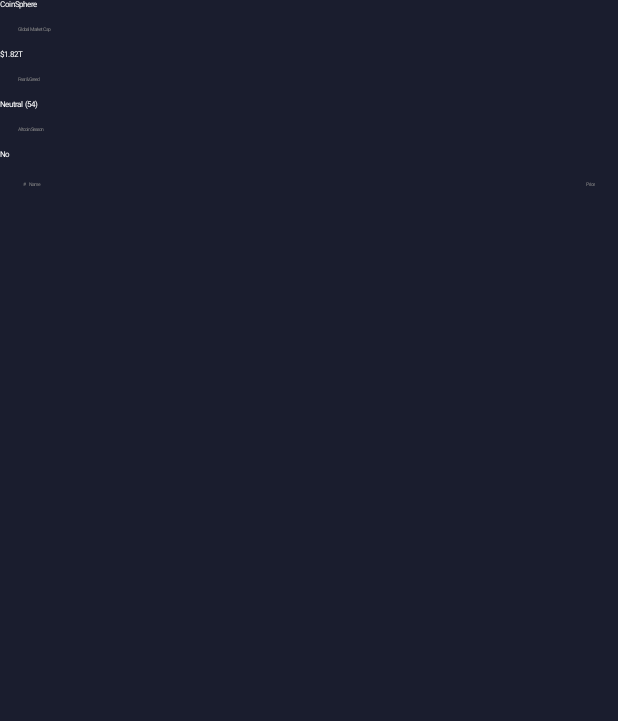
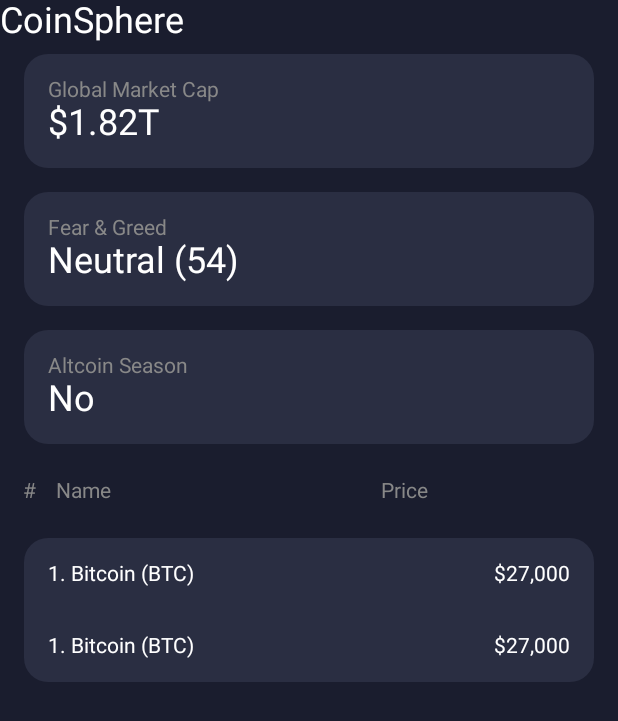
Before and after one commit to Tedtar25/CCarrilloCoinSphere, an Android app built with Jetpack Compose: the screen it shows after launch (MainActivity), on a phone screen of 412 x 824 dp. Before the commit the part shown is almost empty. Shown: the top 721 px of the screen. Run offline under Robolectric (Android 15) with nearby library versions, the phone set to English and light mode, and no system bars.

Commit message:
V1.1 - Cards y Listado

```diff
--- a/app/src/main/java/com/cesarcarrillo/coinsphere/MainActivity.kt
+++ b/app/src/main/java/com/cesarcarrillo/coinsphere/MainActivity.kt
@@ -6,11 +6,16 @@ import androidx.activity.compose.setContent
 import androidx.activity.enableEdgeToEdge
 import androidx.compose.foundation.background
 import androidx.compose.foundation.layout.Arrangement
+import androidx.compose.foundation.layout.Column
+import androidx.compose.foundation.layout.Row
 import androidx.compose.foundation.layout.fillMaxSize
 import androidx.compose.foundation.layout.fillMaxWidth
 import androidx.compose.foundation.layout.padding
 import androidx.compose.foundation.lazy.LazyColumn
 import androidx.compose.foundation.lazy.LazyRow
+import androidx.compose.foundation.shape.RoundedCornerShape
+import androidx.compose.material3.Card
+import androidx.compose.material3.CardDefaults
 import androidx.compose.material3.Scaffold
 import androidx.compose.material3.Text
 import androidx.compose.runtime.Composable
@@ -42,57 +47,97 @@ fun app() {
         item {
             Text(
                 text = "CoinSphere",
-                fontSize = 5.sp,
+                fontSize = 24.sp,
                 color = Color.White
             )
 
         }
 
-        item() {
+        item {
+            Card(
+                shape = RoundedCornerShape(16.dp),
+                colors = CardDefaults.cardColors(
+                    containerColor = Color(0xFF2A2E42)
+                ),
+                modifier = Modifier
+                    .fillMaxWidth()
+                    .padding(horizontal = 16.dp, vertical = 8.dp)
+            ) {
+                Column(
+                    modifier = Modifier.padding(16.dp)
+                ) {
                     Text(
                         text = "Global Market Cap",
-                fontSize = 3.sp,
-                color = Color.Gray,
-                modifier = Modifier.padding(12.dp)
+                        fontSize = 14.sp,
+                        color = Color.Gray
                     )
 
                     Text(
                         text = "$1.82T",
-                fontSize = 5.sp,
+                        fontSize = 24.sp,
                         color = Color.White
-                //modifier = Modifier.padding(5.dp)
                     )
                 }
+            }
+        }
+
 
         item {
+            Card(
+                shape = RoundedCornerShape(16.dp),
+                colors = CardDefaults.cardColors(
+                    containerColor = Color(0xFF2A2E42)
+                ),
+                modifier = Modifier
+                    .fillMaxWidth()
+                    .padding(horizontal = 16.dp, vertical = 8.dp)
+            ) {
+                Column(
+                    modifier = Modifier.padding(16.dp)
+                ) {
                     Text(
                         text = "Fear & Greed",
-                fontSize = 3.sp,
-                color = Color.Gray,
-                modifier = Modifier.padding(12.dp)
+                        fontSize = 14.sp,
+                        color = Color.Gray
                     )
 
                     Text(
                         text = "Neutral (54)",
-                fontSize = 5.sp,
+                        fontSize = 24.sp,
                         color = Color.White
                     )
                 }
 
+            }
+        }
+
         item {
+            Card(
+                shape = RoundedCornerShape(16.dp),
+                colors = CardDefaults.cardColors(
+                    containerColor = Color(0xFF2A2E42)
+                ),
+                modifier = Modifier
+                    .fillMaxWidth()
+                    .padding(horizontal = 16.dp, vertical = 8.dp)
+            ) {
+                Column(
+                    modifier = Modifier.padding(16.dp)
+                ) {
                     Text(
                         text = "Altcoin Season",
-                fontSize = 3.sp,
-                color = Color.Gray,
-                modifier = Modifier.padding(12.dp)
+                        fontSize = 14.sp,
+                        color = Color.Gray
                     )
 
                     Text(
                         text = "No",
-                fontSize = 5.sp,
+                        fontSize = 24.sp,
                         color = Color.White
-                //modifier = Modifier.padding(5.dp)
                     )
+                }
+
+            }
         }
 
         item {
@@ -104,17 +149,69 @@ fun app() {
             ) {
                 item {
                     Text(
-                        text = "#    Name",
-                        fontSize = 3.sp,
+                        text = "#    Name                                                      Price",
+                        fontSize = 14.sp,
                         color = Color.Gray
                     )
                 }
-
+                    /*
                 item {
                 Text(
                         text = "Price",
-                        fontSize = 3.sp,
+                        fontSize = 16.sp,
                         color = Color.Gray
+                    )
+                }
+                */
+
+            }
+        }
+
+        item {
+            Card(
+                shape = RoundedCornerShape(16.dp),
+                colors = CardDefaults.cardColors(
+                    containerColor = Color(0xFF2A2E42)
+                ),
+                modifier = Modifier
+                    .fillMaxWidth()
+                    .padding(horizontal = 16.dp, vertical = 8.dp)
+            ) {
+                Row(
+                    horizontalArrangement = Arrangement.SpaceBetween,
+                    modifier = Modifier
+                        .fillMaxWidth()
+                        .padding(16.dp)
+                ) {
+                    Text(
+                        text = "1. Bitcoin (BTC)",
+                        fontSize = 14.sp,
+                        color = Color.White
+                    )
+
+                    Text(
+                        text = "$27,000",
+                        fontSize = 14.sp,
+                        color = Color.White
+                    )
+                }
+
+                Row(
+                    horizontalArrangement = Arrangement.SpaceBetween,
+                    modifier = Modifier
+                        .fillMaxWidth()
+                        .padding(16.dp)
+                ) {
+                    Text(
+                        text = "1. Bitcoin (BTC)",
+                        fontSize = 14.sp,
+                        color = Color.White
+                    )
+
+                    Text(
+                        text = "$27,000",
+                        fontSize = 14.sp,
+                        color = Color.White
                     )
                 }
 
```
Lines whose indentation alone changed are shown as unchanged.
